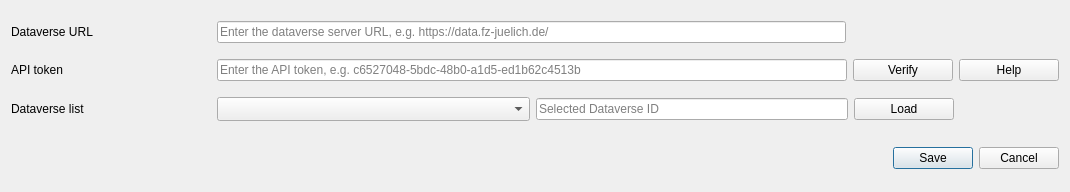
First picture: the form in pasta_eln/GUI/dataverse/config_dialog_base.ui, repository PASTA-ELN/pasta-eln, before the edit.
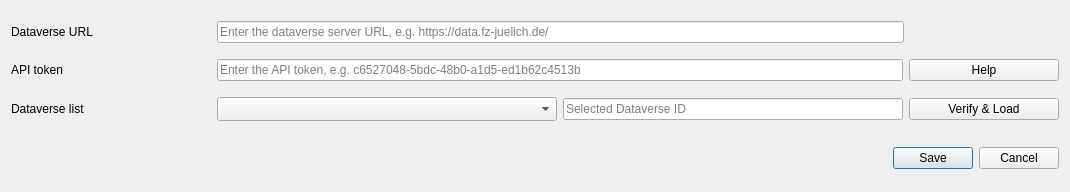
Second picture: the form after the edit.

Commit message: - Refactored the login configuration to have a single button for both credential verification and dataverse list load. - Adapted the tests for the changes.

```diff
--- a/pasta_eln/GUI/dataverse/config_dialog_base.ui
+++ b/pasta_eln/GUI/dataverse/config_dialog_base.ui
@@ -64,7 +64,7 @@
          </property>
          <property name="sizeHint" stdset="0">
           <size>
-           <width>213</width>
+           <width>155</width>
            <height>20</height>
           </size>
          </property>
@@ -119,27 +119,11 @@
          </property>
         </widget>
        </item>
-       <item>
-        <widget class="QPushButton" name="apiTokenVerifyPushButton">
-         <property name="minimumSize">
-          <size>
-           <width>100</width>
-           <height>0</height>
-          </size>
-         </property>
-         <property name="toolTip">
-          <string>Verify if the given dataverse server and api token are reachable.</string>
-         </property>
-         <property name="text">
-          <string>Verify</string>
-         </property>
-        </widget>
-       </item>
        <item>
         <widget class="QPushButton" name="apiTokenHelpPushButton">
          <property name="minimumSize">
           <size>
-           <width>100</width>
+           <width>150</width>
            <height>0</height>
           </size>
          </property>
@@ -217,7 +201,7 @@
         <widget class="QPushButton" name="dataverseLoadPushButton">
          <property name="minimumSize">
           <size>
-           <width>100</width>
+           <width>150</width>
            <height>0</height>
           </size>
          </property>
@@ -225,26 +209,10 @@
           <string>Loads available dataverse list from the server.</string>
          </property>
          <property name="text">
-          <string>Load</string>
+          <string>Verify &amp;&amp; Load</string>
          </property>
         </widget>
        </item>
-       <item>
-        <spacer name="dataverserListhorizontalSpacer">
-         <property name="orientation">
-          <enum>Qt::Horizontal</enum>
-         </property>
-         <property name="sizeType">
-          <enum>QSizePolicy::Preferred</enum>
-         </property>
-         <property name="sizeHint" stdset="0">
-          <size>
-           <width>105</width>
-           <height>20</height>
-          </size>
-         </property>
-        </spacer>
-       </item>
       </layout>
      </item>
      <item>
```
Left out of the diff: 8 changed lines with no effect on the pictures. The commit also changes 6 other files.
